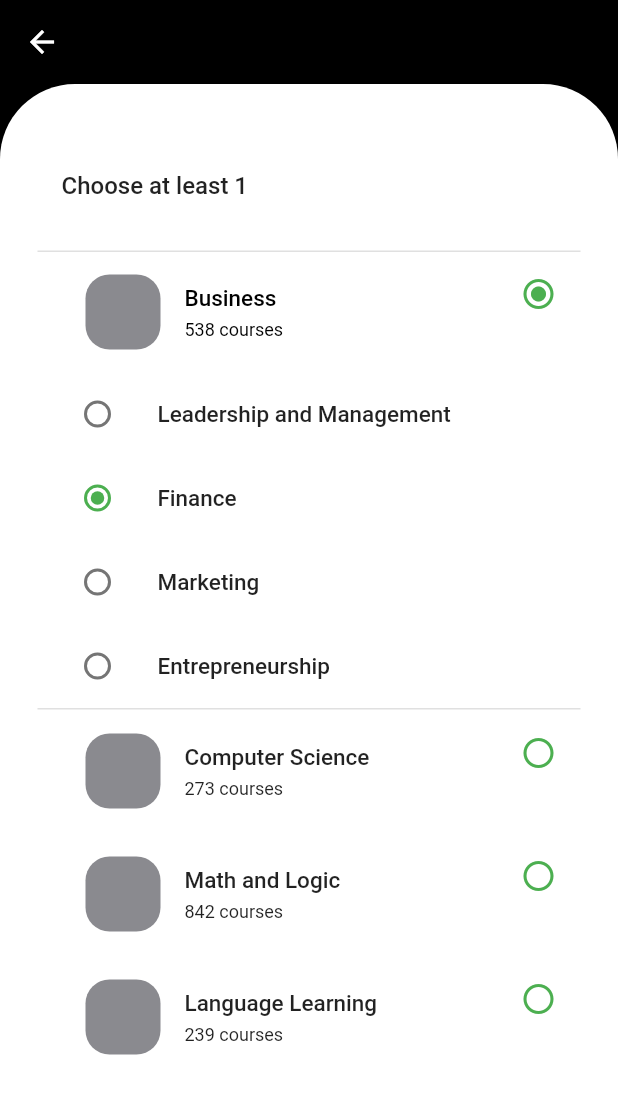
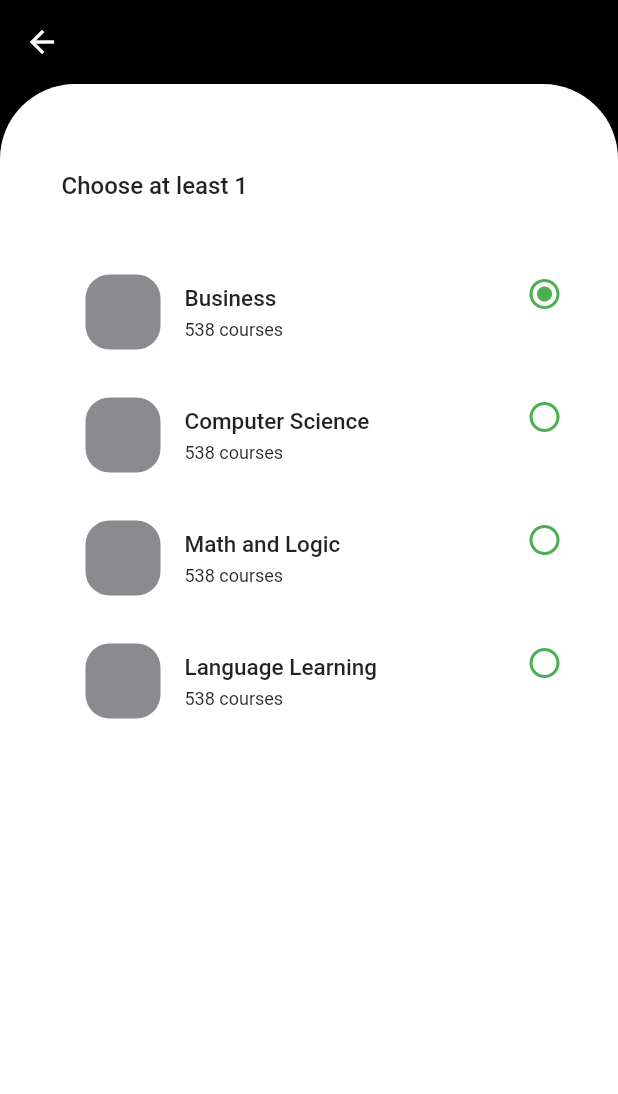
Before and after one commit to kalimullahdev/judy, a Flutter app: the ChooseCourse screen opened directly, after a tap on "Business", on a phone screen of 412 x 824 dp. Shown: the top 1094 px of the screen. Run offline on Flutter 3.47's test engine with Material 2 defaults, Android fonts, the phone set to English and light mode, and no system bars; our stand-ins replace flutter_svg, font_awesome_flutter, pin_code_fields; missing offline and left inert: proste_bezier_curve.

Commit message:
choose course screen

```diff
--- a/lib/presentation/screens/choose_course.dart
+++ b/lib/presentation/screens/choose_course.dart
@@ -1,8 +1,23 @@
 import 'package:flutter/material.dart';
 import 'package:judy_flutter_ui/utill/dimensions.dart';
 
-class ChooseCourse extends StatelessWidget {
+class ChooseCourse extends StatefulWidget {
   const ChooseCourse({Key? key}) : super(key: key);
+
+  @override
+  State<ChooseCourse> createState() => _ChooseCourseState();
+}
+
+class _ChooseCourseState extends State<ChooseCourse> {
+  final List<String> courseList = <String>[
+    "Business",
+    "Computer Science",
+    "Math and Logic",
+    "Language Learning",
+  ];
+
+  String currentCourseValue = "Language Learning";
+
   @override
   Widget build(BuildContext context) {
     return Scaffold(
@@ -48,7 +63,11 @@ class ChooseCourse extends StatelessWidget {
               const SizedBox(
                 height: Dimensions.PADDING_SIZE_DEFAULT,
               ),
-              ExpansionTile(
+              ListView.builder(
+                shrinkWrap: true,
+                itemCount: courseList.length,
+                itemBuilder: (BuildContext context, int index) {
+                  return ExpansionTile(
                     textColor: Colors.black,
                     children: [
                       ListTile(
@@ -57,7 +76,7 @@ class ChooseCourse extends StatelessWidget {
                           groupValue: 22,
                           onChanged: (value) {},
                         ),
-                    title: const Text("Leadership and Management"),
+                        title: Text(courseList[index]),
                       ),
                       ListTile(
                         leading: Radio(
@@ -85,9 +104,15 @@ class ChooseCourse extends StatelessWidget {
                         title: const Text("Entrepreneurship"),
                       ),
                     ],
-                trailing: const Icon(
-                  Icons.radio_button_on,
+                    trailing: SizedBox(
+                      width: 20,
+                      height: 20,
+                      child: Icon(
+                        currentCourseValue == courseList[index]
+                            ? Icons.radio_button_on
+                            : Icons.radio_button_unchecked,
                         color: Colors.green,
+                      ),
                     ),
                     title: ListTile(
                       leading: Container(
@@ -100,69 +125,16 @@ class ChooseCourse extends StatelessWidget {
                           ),
                         ),
                       ),
-                  title: const Text("Business"),
+                      title: GestureDetector(
+                        onTap: () => setState(() {
+                          currentCourseValue = courseList[index];
+                        }),
+                        child: Text(courseList[index]),
+                      ),
                       subtitle: const Text("538 courses"),
                     ),
-              ),
-              ExpansionTile(
-                trailing: const Icon(
-                  Icons.radio_button_off,
-                  color: Colors.green,
-                ),
-                title: ListTile(
-                  leading: Container(
-                    width: 50,
-                    height: 50,
-                    decoration: const BoxDecoration(
-                      color: Color(0xff8A8A8F),
-                      borderRadius: BorderRadius.all(
-                        Radius.circular(16),
-                      ),
-                    ),
-                  ),
-                  title: const Text("Computer Science"),
-                  subtitle: const Text("273 courses"),
-                ),
-              ),
-              ExpansionTile(
-                trailing: const Icon(
-                  Icons.radio_button_off,
-                  color: Colors.green,
-                ),
-                title: ListTile(
-                  leading: Container(
-                    width: 50,
-                    height: 50,
-                    decoration: const BoxDecoration(
-                      color: Color(0xff8A8A8F),
-                      borderRadius: BorderRadius.all(
-                        Radius.circular(16),
-                      ),
-                    ),
-                  ),
-                  title: const Text("Math and Logic"),
-                  subtitle: const Text("842 courses"),
-                ),
-              ),
-              ExpansionTile(
-                trailing: const Icon(
-                  Icons.radio_button_off,
-                  color: Colors.green,
-                ),
-                title: ListTile(
-                  leading: Container(
-                    width: 50,
-                    height: 50,
-                    decoration: const BoxDecoration(
-                      color: Color(0xff8A8A8F),
-                      borderRadius: BorderRadius.all(
-                        Radius.circular(16),
-                      ),
-                    ),
-                  ),
-                  title: const Text("Language Learning"),
-                  subtitle: const Text("239 courses"),
-                ),
+                  );
+                },
               ),
             ],
           ),
```
Lines whose indentation alone changed are shown as unchanged.
